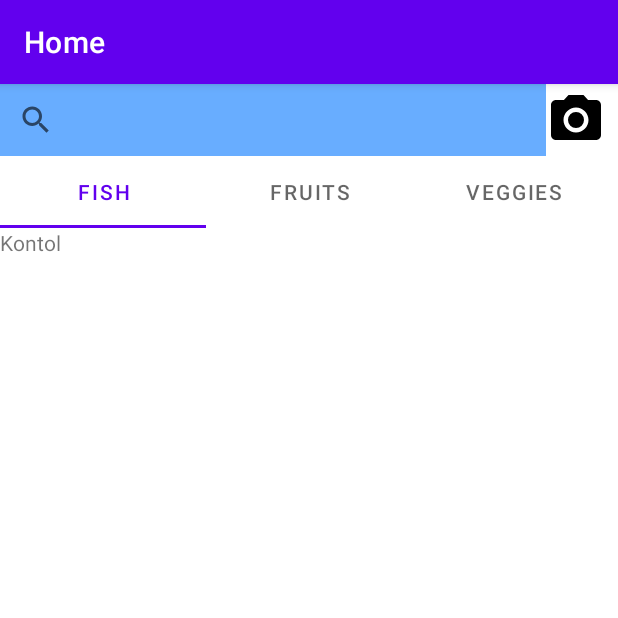
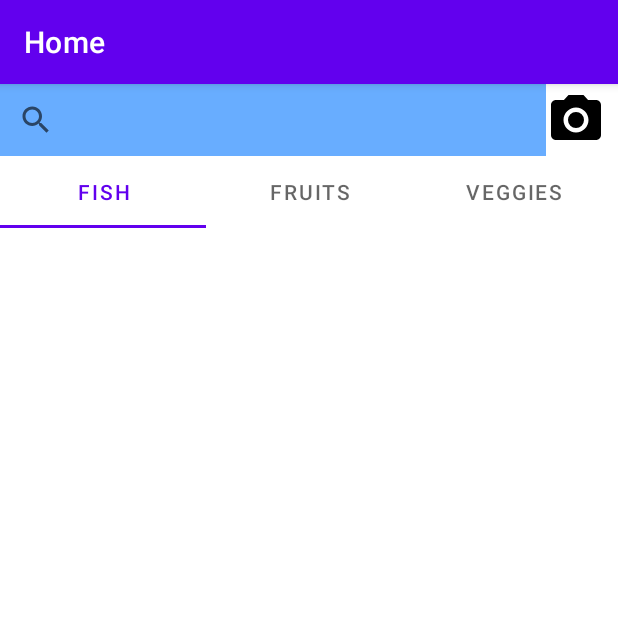
Before and after one commit to MuhammadMiqdad/FreshFind_Android, an Android app: the screen it shows after launch (MainActivity), on a phone screen of 412 x 824 dp, the top half of it. Run offline under Robolectric (Android 15) with nearby library versions, the phone set to English and light mode, and no system bars; our stand-ins replace navigation-ui.

Commit message:
hapus kontol

```diff
--- a/app/src/main/res/layout/fragment_home.xml
+++ b/app/src/main/res/layout/fragment_home.xml
@@ -49,9 +49,4 @@
             android:text="VEGGIES" />
     </com.google.android.material.tabs.TabLayout>
 
-    <TextView
-        android:layout_width="match_parent"
-        android:layout_height="wrap_content"
-        android:text="Kontol"
-        app:layout_constraintTop_toBottomOf="@id/tablayout" />
 </androidx.constraintlayout.widget.ConstraintLayout>
```
Also changed, not shown: app/src/main/java/com/dicoding/freshfind/ui/CameraXActivity.kt (+47 -21 lines).
